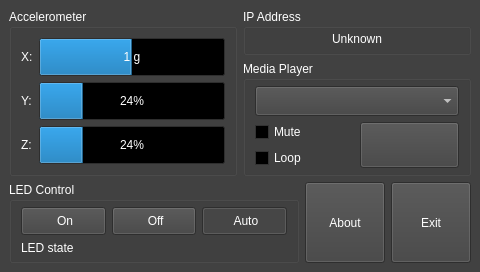
elnicoCZ/sqm4_vf6_easyDuo, file linux/easyduo.ui: the form before one commit.
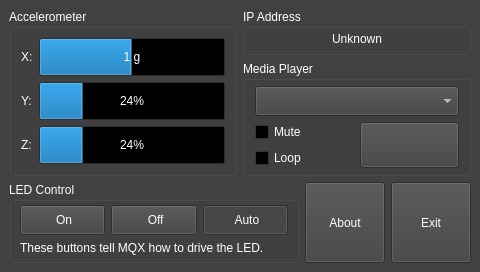
The form after the commit. Icons and pictures are not drawn.

Diff of the .ui file:
```diff
--- a/linux/easyduo.ui
+++ b/linux/easyduo.ui
@@ -752,12 +752,18 @@
           <property name="title">
            <string>LED Control</string>
           </property>
-          <layout class="QVBoxLayout" name="verticalLayout_5" stretch="3,1">
+          <layout class="QVBoxLayout" name="verticalLayout_5" stretch="3,0">
            <property name="spacing">
             <number>-1</number>
            </property>
+           <property name="leftMargin">
+            <number>8</number>
+           </property>
            <property name="topMargin">
-            <number>5</number>
+            <number>3</number>
+           </property>
+           <property name="rightMargin">
+            <number>8</number>
            </property>
            <property name="bottomMargin">
             <number>5</number>
@@ -861,8 +867,13 @@
                <verstretch>0</verstretch>
               </sizepolicy>
              </property>
+             <property name="font">
+              <font>
+               <pointsize>9</pointsize>
+              </font>
+             </property>
              <property name="text">
-              <string>LED state</string>
+              <string>These buttons tell MQX how to drive the LED.</string>
              </property>
             </widget>
            </item>
```
Left out of the diff: 51 changed lines with no effect on the pictures.
